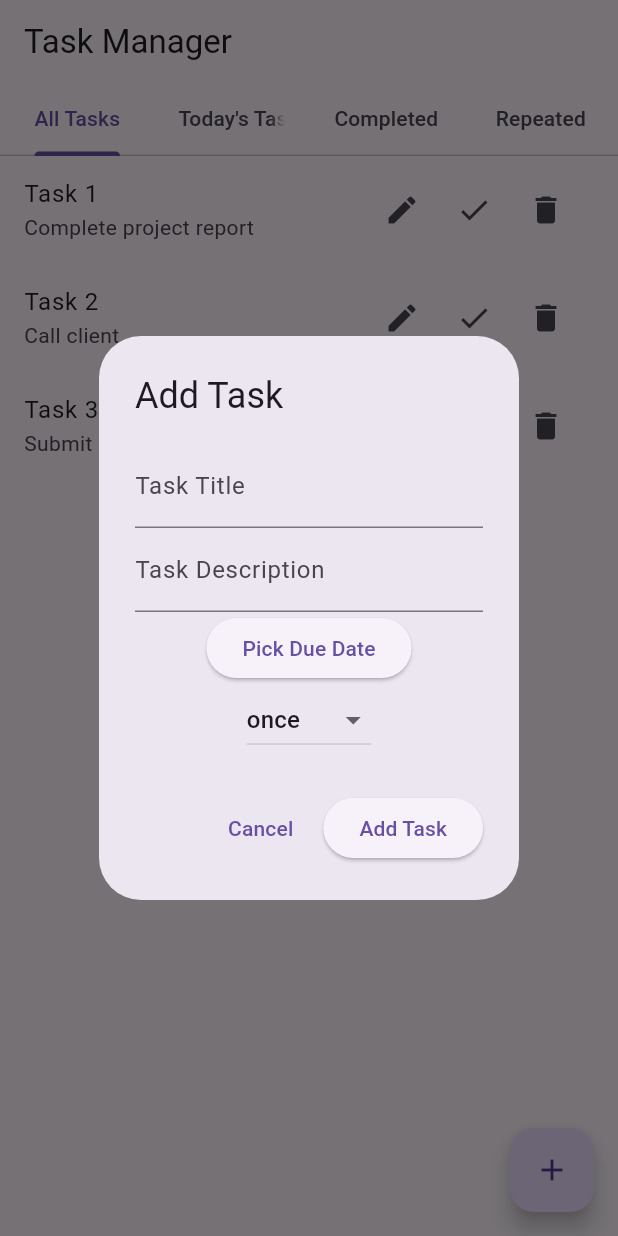
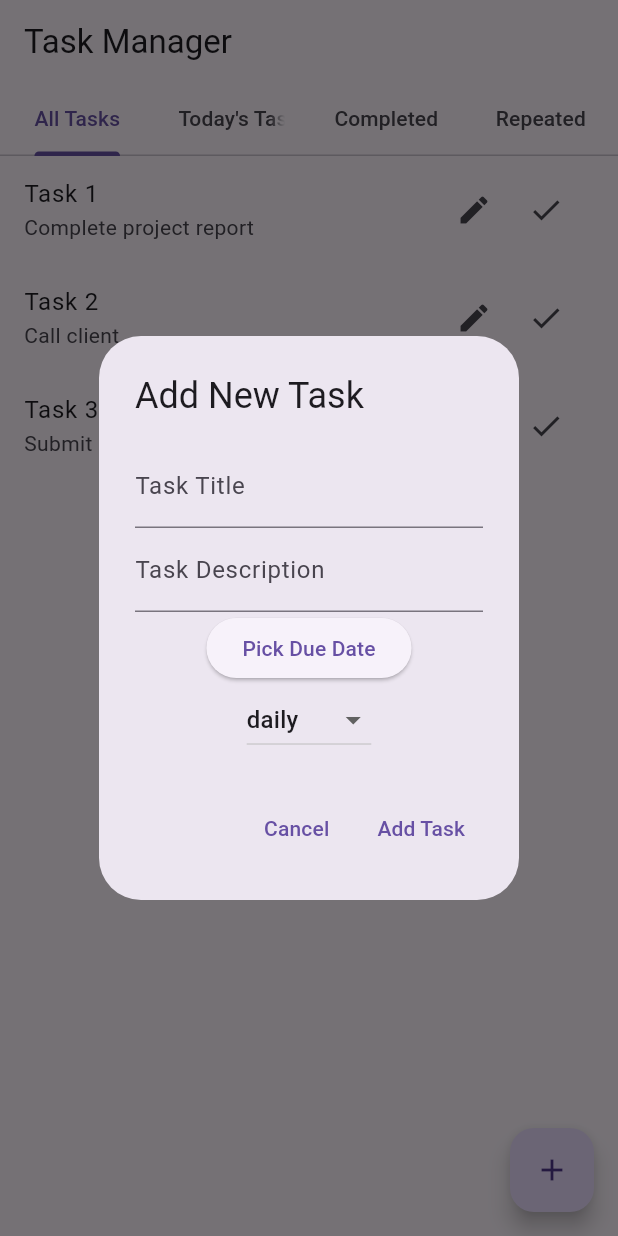
Before and after one commit to Shanza99/Task-Manager-App, a Flutter app: the screen it shows after launch, after a tap on the "add" icon, on a phone screen of 412 x 824 dp. Run offline on Flutter 3.47's test engine with Material 3 defaults, Android fonts, the phone set to English and light mode, and no system bars; our stand-ins replace csv, flutter_local_notifications, sqflite; missing offline and left inert: dart:html; accounts and stored records are empty.

Commit message:
Update main.dart

```diff
--- a/taskm/lib/main.dart
+++ b/taskm/lib/main.dart
@@ -2,7 +2,6 @@ import 'dart:html' as html;
 import 'package:flutter/foundation.dart';
 import 'package:flutter/material.dart';
 import 'package:flutter_local_notifications/flutter_local_notifications.dart';
-import 'package:intl/intl.dart';
 
 void main() {
   runApp(TaskManagerApp());
@@ -46,7 +45,7 @@ class _TaskHomePageState extends State<TaskHomePage> with SingleTickerProviderSt
   // Initialize local notifications for mobile/desktop platforms
   void _initializeNotifications() {
     flutterLocalNotificationsPlugin = FlutterLocalNotificationsPlugin();
-    var initializationSettingsAndroid = AndroidInitializationSettings('app_icon');
+    var initializationSettingsAndroid = const AndroidInitializationSettings('app_icon');
     var initializationSettings = InitializationSettings(
         android: initializationSettingsAndroid);
     flutterLocalNotificationsPlugin!.initialize(initializationSettings);
@@ -72,7 +71,7 @@ class _TaskHomePageState extends State<TaskHomePage> with SingleTickerProviderSt
         'id': 1,
         'title': 'Task 1',
         'description': 'Complete project report',
-        'dueDate': DateTime.now().add(Duration(seconds: 10)).toIso8601String(),
+        'dueDate': DateTime.now().add(const Duration(seconds: 10)).toIso8601String(),
         'isCompleted': false,
         'repeatDays': 'daily', // Repeats every day
       },
@@ -80,7 +79,7 @@ class _TaskHomePageState extends State<TaskHomePage> with SingleTickerProviderSt
         'id': 2,
         'title': 'Task 2',
         'description': 'Call client',
-        'dueDate': DateTime.now().add(Duration(seconds: 20)).toIso8601String(),
+        'dueDate': DateTime.now().add(const Duration(seconds: 20)).toIso8601String(),
         'isCompleted': false,
         'repeatDays': 'weekly', // Repeats every week
       },
@@ -88,7 +87,7 @@ class _TaskHomePageState extends State<TaskHomePage> with SingleTickerProviderSt
         'id': 3,
         'title': 'Task 3',
         'description': 'Submit monthly report',
-        'dueDate': DateTime.now().add(Duration(seconds: 30)).toIso8601String(),
+        'dueDate': DateTime.now().add(const Duration(seconds: 30)).toIso8601String(),
         'isCompleted': false,
         'repeatDays': 'monthly', // Repeats every month
       },
@@ -139,7 +138,7 @@ class _TaskHomePageState extends State<TaskHomePage> with SingleTickerProviderSt
 
   // Function to show desktop notification (Flutter Local Notifications)
   void _showDesktopNotification(String title, String body) {
-    var androidDetails = AndroidNotificationDetails(
+    var androidDetails = const AndroidNotificationDetails(
       'task_channel_id',
       'Task Notifications',
       channelDescription: 'Channel for task notifications',
@@ -171,14 +170,14 @@ class _TaskHomePageState extends State<TaskHomePage> with SingleTickerProviderSt
   Widget build(BuildContext context) {
     return Scaffold(
       appBar: AppBar(
-        title: Text('Task Manager'),
+        title: const Text('Task Manager'),
         bottom: TabBar(
           controller: _tabController,
           tabs: [
-            Tab(text: 'All Tasks'),
-            Tab(text: 'Today\'s Tasks'),
-            Tab(text: 'Completed'),
-            Tab(text: 'Repeated'), // Repeated tab
+            const Tab(text: 'All Tasks'),
+            const Tab(text: 'Today\'s Tasks'),
+            const Tab(text: 'Completed'),
+            const Tab(text: 'Repeated'), // Repeated tab
           ],
         ),
       ),
@@ -193,7 +192,7 @@ class _TaskHomePageState extends State<TaskHomePage> with SingleTickerProviderSt
       ),
       floatingActionButton: FloatingActionButton(
         onPressed: () => _showAddTaskDialog(context),
-        child: Icon(Icons.add),
+        child: const Icon(Icons.add),
       ),
     );
   }
@@ -211,22 +210,14 @@ class _TaskHomePageState extends State<TaskHomePage> with SingleTickerProviderSt
             mainAxisSize: MainAxisSize.min,
             children: [
               IconButton(
-                icon: Icon(Icons.edit),
+                icon: const Icon(Icons.edit),
                 onPressed: () => _showEditTaskDialog(context, task),
               ),
               IconButton(
-                icon: Icon(Icons.check),
+                icon: const Icon(Icons.check),
                 onPressed: () {
                   setState(() {
                     task['isCompleted'] = 1; // Mark as completed
-                  });
-                },
-              ),
-              IconButton(
-                icon: Icon(Icons.delete),
-                onPressed: () {
-                  setState(() {
-                    _tasks.removeAt(index); // Remove task from list
                   });
                 },
               ),
@@ -248,17 +239,17 @@ class _TaskHomePageState extends State<TaskHomePage> with SingleTickerProviderSt
       context: context,
       builder: (context) {
         return AlertDialog(
-          title: Text('Edit Task'),
+          title: const Text('Edit Task'),
           content: Column(
             mainAxisSize: MainAxisSize.min,
             children: [
               TextField(
                 controller: titleController,
-                decoration: InputDecoration(labelText: 'Task Title'),
+                decoration: const InputDecoration(labelText: 'Task Title'),
               ),
               TextField(
                 controller: descriptionController,
-                decoration: InputDecoration(labelText: 'Task Description'),
+                decoration: const InputDecoration(labelText: 'Task Description'),
               ),
               ElevatedButton(
                 onPressed: () async {
@@ -272,7 +263,7 @@ class _TaskHomePageState extends State<TaskHomePage> with SingleTickerProviderSt
                     selectedDate = pickedDate;
                   }
                 },
-                child: Text('Pick Due Date'),
+                child: const Text('Pick Due Date'),
               ),
               DropdownButton<String>(
                 value: repeatValue,
@@ -293,22 +284,24 @@ class _TaskHomePageState extends State<TaskHomePage> with SingleTickerProviderSt
           ),
           actions: [
             TextButton(
+              onPressed: () => Navigator.of(context).pop(),
+              child: const Text('Cancel'),
+            ),
+            TextButton(
               onPressed: () {
-                Navigator.pop(context);
+                final title = titleController.text;
+                final description = descriptionController.text;
+                if (title.isNotEmpty && description.isNotEmpty) {
+                  setState(() {
+                    task['title'] = title;
+                    task['description'] = description;
+                    task['dueDate'] = selectedDate.toIso8601String();
+                    task['repeatDays'] = repeatValue;
+                  });
+                  Navigator.of(context).pop();
+                }
               },
-              child: Text('Cancel'),
-            ),
-            ElevatedButton(
-              onPressed: () {
-                setState(() {
-                  task['title'] = titleController.text;
-                  task['description'] = descriptionController.text;
-                  task['dueDate'] = selectedDate.toIso8601String();
-                  task['repeatDays'] = repeatValue;
-                });
-                Navigator.pop(context);
-              },
-              child: Text('Save'),
+              child: const Text('Save Changes'),
             ),
           ],
         );
@@ -321,23 +314,23 @@ class _TaskHomePageState extends State<TaskHomePage> with SingleTickerProviderSt
     final titleController = TextEditingController();
     final descriptionController = TextEditingController();
     DateTime selectedDate = DateTime.now();
-    String repeatValue = 'once';
+    String repeatValue = 'daily'; // Default repeat value
 
     showDialog(
       context: context,
       builder: (context) {
         return AlertDialog(
-          title: Text('Add Task'),
+          title: const Text('Add New Task'),
           content: Column(
             mainAxisSize: MainAxisSize.min,
             children: [
               TextField(
                 controller: titleController,
-                decoration: InputDecoration(labelText: 'Task Title'),
+                decoration: const InputDecoration(labelText: 'Task Title'),
               ),
               TextField(
                 controller: descriptionController,
-                decoration: InputDecoration(labelText: 'Task Description'),
+                decoration: const InputDecoration(labelText: 'Task Description'),
               ),
               ElevatedButton(
                 onPressed: () async {
@@ -351,7 +344,7 @@ class _TaskHomePageState extends State<TaskHomePage> with SingleTickerProviderSt
                     selectedDate = pickedDate;
                   }
                 },
-                child: Text('Pick Due Date'),
+                child: const Text('Pick Due Date'),
               ),
               DropdownButton<String>(
                 value: repeatValue,
@@ -372,30 +365,40 @@ class _TaskHomePageState extends State<TaskHomePage> with SingleTickerProviderSt
           ),
           actions: [
             TextButton(
+              onPressed: () => Navigator.of(context).pop(),
+              child: const Text('Cancel'),
+            ),
+            TextButton(
               onPressed: () {
-                Navigator.pop(context);
+                final title = titleController.text;
+                final description = descriptionController.text;
+                if (title.isNotEmpty && description.isNotEmpty) {
+                  _addTask(title, description, selectedDate, repeatValue);
+                  Navigator.of(context).pop();
+                }
               },
-              child: Text('Cancel'),
-            ),
-            ElevatedButton(
-              onPressed: () {
-                setState(() {
-                  _tasks.add({
-                    'id': _tasks.length + 1,
-                    'title': titleController.text,
-                    'description': descriptionController.text,
-                    'dueDate': selectedDate.toIso8601String(),
-                    'isCompleted': false,
-                    'repeatDays': repeatValue,
-                  });
-                });
-                Navigator.pop(context);
-              },
-              child: Text('Add Task'),
+              child: const Text('Add Task'),
             ),
           ],
         );
       },
     );
   }
+
+  // Function to add task
+  Future<void> _addTask(String title, String description, DateTime dueDate, String repeatDays) async {
+    final newTask = {
+      'title': title,
+      'description': description,
+      'dueDate': dueDate.toIso8601String(),
+      'isCompleted': 0,
+      'repeatDays': repeatDays,
+    };
+    setState(() {
+      _tasks.add(newTask);
+    });
+
+    // Check if the task is due today and show notification
+    _checkIfTaskIsDueToday(newTask);
+  }
 }
```
